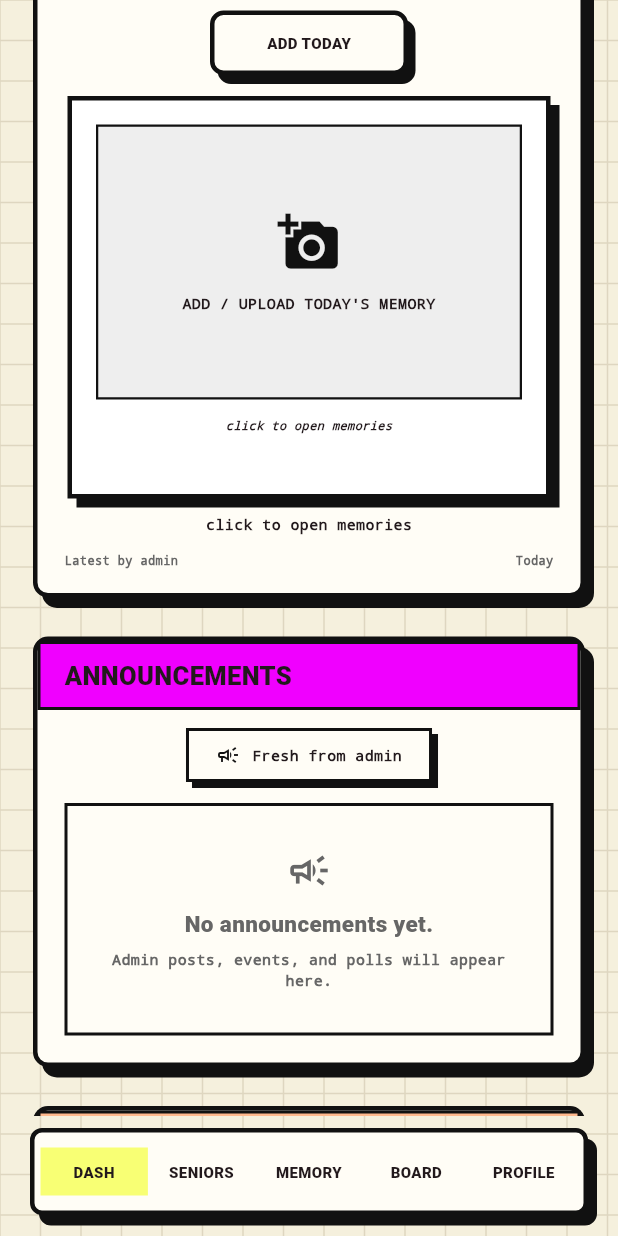
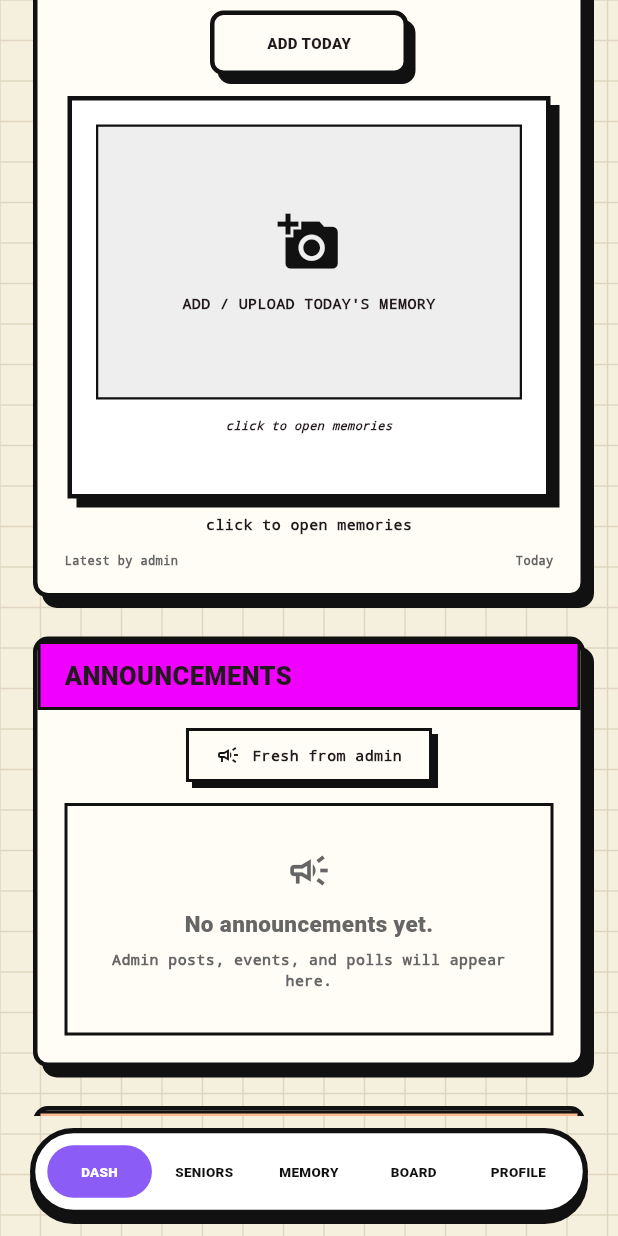
Before and after one commit to abdelrahmansallam2/seniors_2027, a Flutter app: the MainAppShell screen opened directly, scrolled down 576 dp, on a phone screen of 412 x 824 dp. Run offline on Flutter 3.47's test engine with Material 3 defaults, Android fonts, the phone set to English and light mode, and no system bars; our stand-ins replace flutter_svg, image_picker; project files that could hold a hidden picture were left out.

Commit message:
fix: update app colors and bottom nav

```diff
--- a/lib/core/constants/app_colors.dart
+++ b/lib/core/constants/app_colors.dart
@@ -12,6 +12,7 @@ abstract final class AppColors {
   static const green = Color(0xFFDFFFDC);
   static const orange = Color(0xFFFFB98E);
   static const magenta = Color(0xFFF000FF);
+  static const purple = Color(0xFF8B5CF6);
   static const muted = Color(0xFF666666);
   static const gridLine = Color(0xFFDED6C0);
 }
--- a/lib/shared/widgets/retro_bottom_nav.dart
+++ b/lib/shared/widgets/retro_bottom_nav.dart
@@ -1,7 +1,5 @@
 import 'package:flutter/material.dart';
 import 'package:seniors_27/core/constants/app_colors.dart';
-import 'package:seniors_27/shared/widgets/retro_pressable.dart';
-import 'package:seniors_27/shared/widgets/retro_shadow_container.dart';
 
 class RetroBottomNav extends StatelessWidget {
   const RetroBottomNav({
@@ -17,48 +15,43 @@ class RetroBottomNav extends StatelessWidget {
 
   @override
   Widget build(BuildContext context) {
-    return RetroShadowContainer(
-      padding: const EdgeInsets.symmetric(horizontal: 4, vertical: 10),
+    return Container(
+      decoration: BoxDecoration(
+        color: AppColors.white,
+        borderRadius: BorderRadius.circular(40),
+        border: Border.all(color: AppColors.ink, width: 3.5),
+        boxShadow: const [
+          BoxShadow(color: AppColors.ink, offset: Offset(0, 6), blurRadius: 0),
+        ],
+      ),
+      padding: const EdgeInsets.symmetric(horizontal: 8, vertical: 8),
       child: Row(
+        mainAxisAlignment: MainAxisAlignment.spaceAround,
         children: List.generate(labels.length, (index) {
           final selected = index == currentIndex;
           return Expanded(
-            child: RetroPressable(
+            child: GestureDetector(
               onTap: () => onTap(index),
-              builder: (context, isHovered, isPressed) {
-                final isLifted = isHovered && !isPressed;
-                final offset = isPressed
-                    ? const Offset(1, 2)
-                    : isLifted
-                    ? const Offset(0, -2)
-                    : Offset.zero;
-                return AnimatedContainer(
-                  duration: Duration(milliseconds: isPressed ? 100 : 150),
+              behavior: HitTestBehavior.opaque,
+              child: AnimatedContainer(
+                duration: const Duration(milliseconds: 250),
                 curve: Curves.easeOutCubic,
-                  transform: Matrix4.translationValues(offset.dx, offset.dy, 0),
-                  padding: const EdgeInsets.symmetric(vertical: 9),
+                padding: const EdgeInsets.symmetric(vertical: 11),
                 decoration: BoxDecoration(
-                    color: selected ? AppColors.yellow : Colors.transparent,
-                    boxShadow: isLifted
-                        ? const [
-                            BoxShadow(
-                              color: AppColors.ink,
-                              offset: Offset(2, 3),
-                              blurRadius: 0,
-                            ),
-                          ]
-                        : const [],
+                  color: selected ? AppColors.purple : Colors.transparent,
+                  borderRadius: BorderRadius.circular(30),
                 ),
                 child: Text(
                   labels[index],
                   textAlign: TextAlign.center,
-                    style: const TextStyle(
-                      fontSize: 10,
+                  style: TextStyle(
+                    color: selected ? AppColors.white : AppColors.ink,
+                    fontSize: 9,
                     fontWeight: FontWeight.w900,
+                    letterSpacing: 0.2,
                   ),
                 ),
-                );
-              },
+              ),
             ),
           );
         }),
```
Lines whose indentation alone changed are shown as unchanged.
